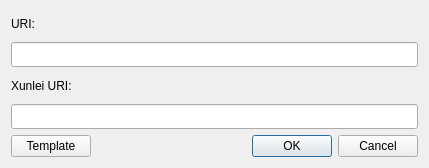
First picture: the form in Source/Trunk/add_http_ftp_magnetlink.ui, repository AuronikZhuliangKe/aria2remote4xunlei, before the edit.
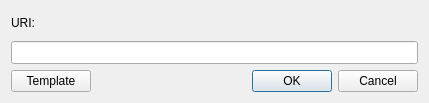
Second picture: the form after the edit.

Commit message: 1. removed editline of xunlei

```diff
--- a/Source/Trunk/add_http_ftp_magnetlink.ui
+++ b/Source/Trunk/add_http_ftp_magnetlink.ui
@@ -7,7 +7,7 @@
     <x>0</x>
     <y>0</y>
     <width>429</width>
-    <height>168</height>
+    <height>103</height>
    </rect>
   </property>
   <property name="sizePolicy">
@@ -49,23 +49,6 @@
      </property>
     </widget>
    </item>
-   <item>
-    <widget class="QLabel" name="label_xunlei">
-     <property name="text">
-      <string>Xunlei URI:</string>
-     </property>
-    </widget>
-   </item>
-   <item>
-    <widget class="QLineEdit" name="lineEdit_xunlei">
-     <property name="sizePolicy">
-      <sizepolicy hsizetype="Preferred" vsizetype="Preferred">
-       <horstretch>0</horstretch>
-       <verstretch>0</verstretch>
-      </sizepolicy>
-     </property>
-    </widget>
-   </item>
    <item>
     <layout class="QHBoxLayout" name="horizontalLayout">
      <item>
```
